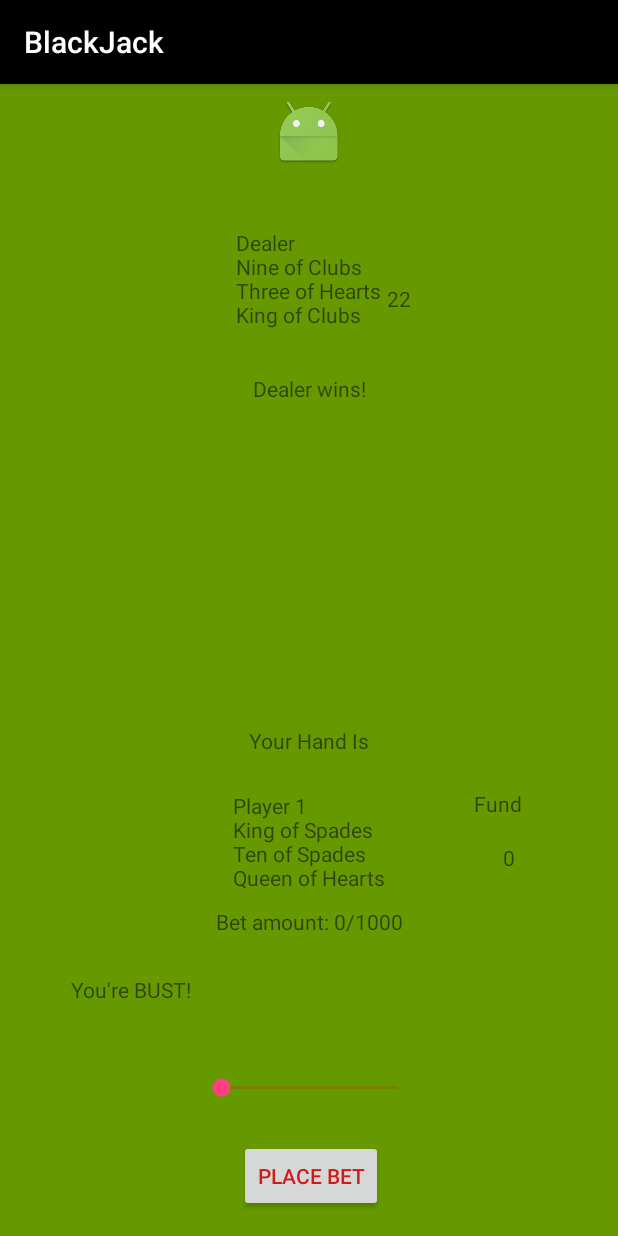
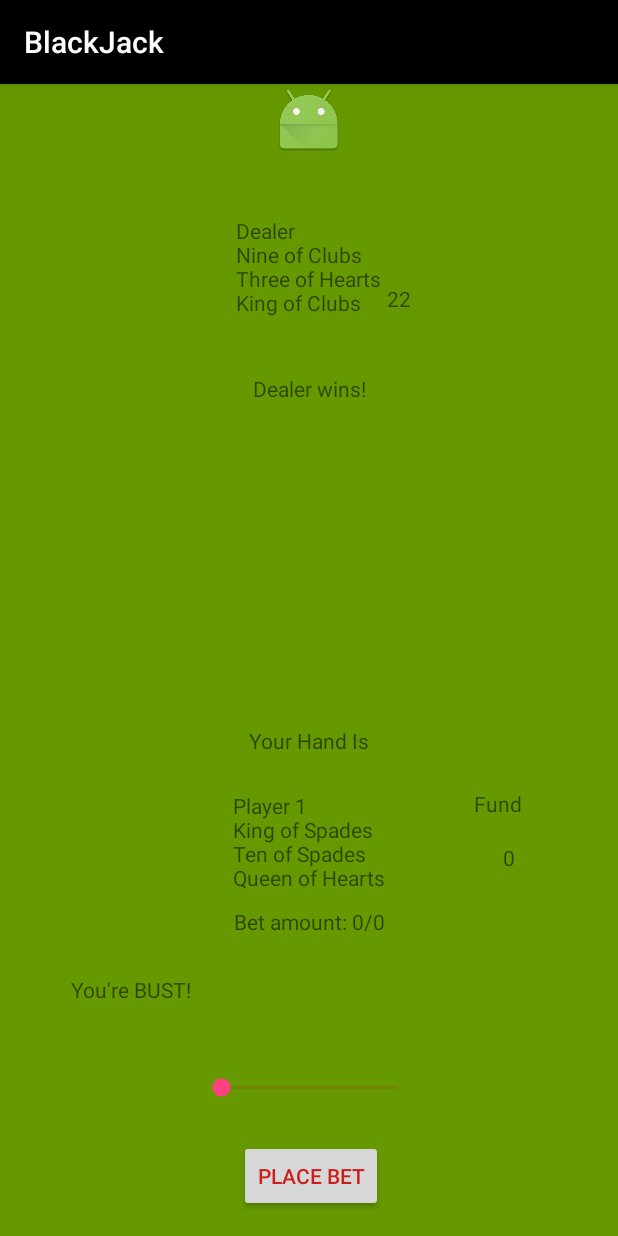
Before and after one commit to alistairkane92/BlackJack, an Android app: the GameActivity screen opened directly, with no data from a screen before it, after a tap on "STICK", on a phone screen of 412 x 824 dp. Run offline under Robolectric (Android 15) with nearby library versions, the phone set to English and light mode, and no system bars; 1 statement that could not run was skipped; 2 other taps on this screen came first.

Commit message:
fixes max of seekbar to userfunds

```diff
--- a/BlackJackProject/app/src/main/java/com/example/user/blackjackproject/GameActivity.java
+++ b/BlackJackProject/app/src/main/java/com/example/user/blackjackproject/GameActivity.java
@@ -49,15 +49,13 @@ public class GameActivity extends AppCompatActivity {
         showFundsTv = (TextView) findViewById(R.id.displayFunds);
         selectedBetTv = (TextView) findViewById(R.id.selectedBetTV);
         betPlaced = 0;
+        newFunds = 0;
+
         deck = new Deck();
 
-
         newGame = new Game(deck);
-        newFunds = 0;
-
         extras = getIntent().getExtras();
         newFunds = extras.getInt("newFunds");
-
         newGame.setUserFunds(newFunds);
 
         showFundsTv.setText(Integer.toString(newGame.showUserFunds()));
@@ -72,10 +70,13 @@ public class GameActivity extends AppCompatActivity {
         stickBtn.setVisibility(View.INVISIBLE);
         twistBtn.setVisibility(View.INVISIBLE);
 
+
+        betBar.setMax(newGame.showUserFunds());
+
         selectedBetTv.setText("Bet amount: " + betBar.getProgress() + "/" + betBar.getMax());
 
         //onSeekBar is used to keep track of the value of the seekBar
-        betBar.setMax(newGame.showUserFunds());
+
 
         betBar.setOnSeekBarChangeListener(new SeekBar.OnSeekBarChangeListener() {
             int progress = 0;
--- a/BlackJackProject/app/src/main/res/layout/activity_game_activity.xml
+++ b/BlackJackProject/app/src/main/res/layout/activity_game_activity.xml
@@ -17,7 +17,8 @@
         app:layout_constraintBottom_toBottomOf="parent"
         android:layout_marginBottom="16dp"
         android:layout_marginRight="43dp"
-        app:layout_constraintRight_toRightOf="parent" />
+        app:layout_constraintRight_toRightOf="parent"
+        android:layout_marginEnd="43dp" />
 
     <Button
         android:id="@+id/stickBtn"
@@ -31,7 +32,9 @@
         android:layout_marginBottom="16dp"
         app:layout_constraintRight_toLeftOf="@+id/twistBtn"
         android:layout_marginRight="8dp"
-        app:layout_constraintHorizontal_bias="0.257" />
+        app:layout_constraintHorizontal_bias="0.257"
+        android:layout_marginStart="8dp"
+        android:layout_marginEnd="8dp" />
 
     <TextView
         android:id="@+id/textView2"
@@ -47,7 +50,9 @@
         android:layout_marginBottom="8dp"
         app:layout_constraintTop_toTopOf="parent"
         android:layout_marginTop="8dp"
-        app:layout_constraintVertical_bias="0.573" />
+        app:layout_constraintVertical_bias="0.573"
+        android:layout_marginStart="8dp"
+        android:layout_marginEnd="8dp" />
 
     <TextView
         android:id="@+id/handDisplayTv"
@@ -63,7 +68,9 @@
         app:layout_constraintLeft_toLeftOf="parent"
         android:layout_marginRight="8dp"
         app:layout_constraintRight_toRightOf="parent"
-        app:layout_constraintHorizontal_bias="0.501" />
+        app:layout_constraintHorizontal_bias="0.501"
+        android:layout_marginStart="8dp"
+        android:layout_marginEnd="8dp" />
 
     <ImageView
         android:id="@+id/villainImageV"
@@ -75,7 +82,9 @@
         android:layout_marginRight="8dp"
         app:layout_constraintRight_toRightOf="parent"
         app:layout_constraintTop_toTopOf="parent"
-        android:layout_marginTop="8dp" />
+        android:layout_marginStart="8dp"
+        android:layout_marginEnd="8dp"
+        app:layout_constraintBottom_toTopOf="@+id/dealerHandDisplayTv" />
 
     <TextView
         android:id="@+id/dealerHandDisplayTv"
@@ -88,7 +97,9 @@
         app:layout_constraintTop_toBottomOf="@+id/villainImageV"
         android:layout_marginRight="8dp"
         app:layout_constraintRight_toRightOf="parent"
-        app:layout_constraintHorizontal_bias="0.501" />
+        app:layout_constraintHorizontal_bias="0.501"
+        android:layout_marginStart="8dp"
+        android:layout_marginEnd="8dp" />
 
     <TextView
         android:id="@+id/handValueTv"
@@ -101,7 +112,9 @@
         app:layout_constraintRight_toRightOf="parent"
         app:layout_constraintHorizontal_bias="0.128"
         app:layout_constraintTop_toTopOf="parent"
-        android:layout_marginTop="328dp" />
+        android:layout_marginTop="328dp"
+        android:layout_marginStart="8dp"
+        android:layout_marginEnd="8dp" />
 
     <TextView
         android:id="@+id/dealerHandValueTv"
@@ -114,7 +127,9 @@
         app:layout_constraintRight_toRightOf="parent"
         android:layout_marginLeft="8dp"
         app:layout_constraintLeft_toLeftOf="parent"
-        app:layout_constraintHorizontal_bias="1.0" />
+        app:layout_constraintHorizontal_bias="1.0"
+        android:layout_marginStart="8dp"
+        android:layout_marginEnd="138dp" />
 
     <TextView
         android:id="@+id/showWinnerTv"
@@ -126,7 +141,9 @@
         android:layout_marginRight="8dp"
         app:layout_constraintRight_toRightOf="parent"
         app:layout_constraintTop_toTopOf="parent"
-        android:layout_marginTop="193dp" />
+        android:layout_marginTop="193dp"
+        android:layout_marginStart="8dp"
+        android:layout_marginEnd="8dp" />
 
     <TextView
         android:id="@+id/checkBustTv"
@@ -139,7 +156,8 @@
         app:layout_constraintBottom_toBottomOf="parent"
         app:layout_constraintTop_toTopOf="parent"
         android:layout_marginTop="8dp"
-        app:layout_constraintVertical_bias="0.919" />
+        app:layout_constraintVertical_bias="0.919"
+        android:layout_marginStart="47dp" />
 
     <TextView
         android:id="@+id/displayFunds"
@@ -155,7 +173,9 @@
         android:layout_marginLeft="8dp"
         app:layout_constraintLeft_toLeftOf="parent"
         app:layout_constraintHorizontal_bias="0.843"
-        app:layout_constraintTop_toBottomOf="@+id/textView3" />
+        app:layout_constraintTop_toBottomOf="@+id/textView3"
+        android:layout_marginStart="8dp"
+        android:layout_marginEnd="8dp" />
 
     <SeekBar
         android:id="@+id/pickABetSb"
@@ -165,10 +185,12 @@
         android:layout_marginBottom="73dp"
         android:layout_marginLeft="8dp"
         android:layout_marginRight="8dp"
-        android:max="1000"
+        android:max="0"
         app:layout_constraintBottom_toBottomOf="parent"
         app:layout_constraintLeft_toLeftOf="parent"
-        app:layout_constraintRight_toRightOf="parent" />
+        app:layout_constraintRight_toRightOf="parent"
+        android:layout_marginStart="8dp"
+        android:layout_marginEnd="8dp" />
 
     <TextView
         android:id="@+id/selectedBetTV"
@@ -183,7 +205,9 @@
         app:layout_constraintRight_toRightOf="parent"
         app:layout_constraintTop_toTopOf="parent"
         app:layout_constraintVertical_bias="0.738"
-        tools:text="selected" />
+        tools:text="selected"
+        android:layout_marginStart="8dp"
+        android:layout_marginEnd="8dp" />
 
     <TextView
         android:id="@+id/textView3"
@@ -199,7 +223,9 @@
         app:layout_constraintVertical_bias="0.866"
         android:layout_marginLeft="8dp"
         app:layout_constraintLeft_toLeftOf="parent"
-        app:layout_constraintHorizontal_bias="1.0" />
+        app:layout_constraintHorizontal_bias="1.0"
+        android:layout_marginStart="8dp"
+        android:layout_marginEnd="62dp" />
 
     <Button
         android:id="@+id/placeBetBtn"
@@ -213,17 +239,20 @@
         app:layout_constraintBottom_toBottomOf="parent"
         app:layout_constraintHorizontal_bias="0.357"
         app:layout_constraintLeft_toRightOf="@+id/stickBtn"
-        app:layout_constraintRight_toLeftOf="@+id/twistBtn" />
+        app:layout_constraintRight_toLeftOf="@+id/twistBtn"
+        android:layout_marginStart="8dp"
+        android:layout_marginEnd="8dp" />
 
     <Button
         android:id="@+id/rebuyButton"
         android:layout_width="wrap_content"
         android:layout_height="wrap_content"
-        android:layout_marginLeft="101dp"
         android:text="REBUY?"
         android:visibility="invisible"
-        app:layout_constraintLeft_toLeftOf="@+id/stickBtn"
-        tools:layout_editor_absoluteY="222dp"
-        tools:text="rebuy" />
+        app:layout_constraintLeft_toLeftOf="parent"
+        tools:text="rebuy"
+        app:layout_constraintRight_toRightOf="parent"
+        app:layout_constraintBottom_toBottomOf="parent"
+        app:layout_constraintTop_toTopOf="parent" />
 
 </android.support.constraint.ConstraintLayout>
```
